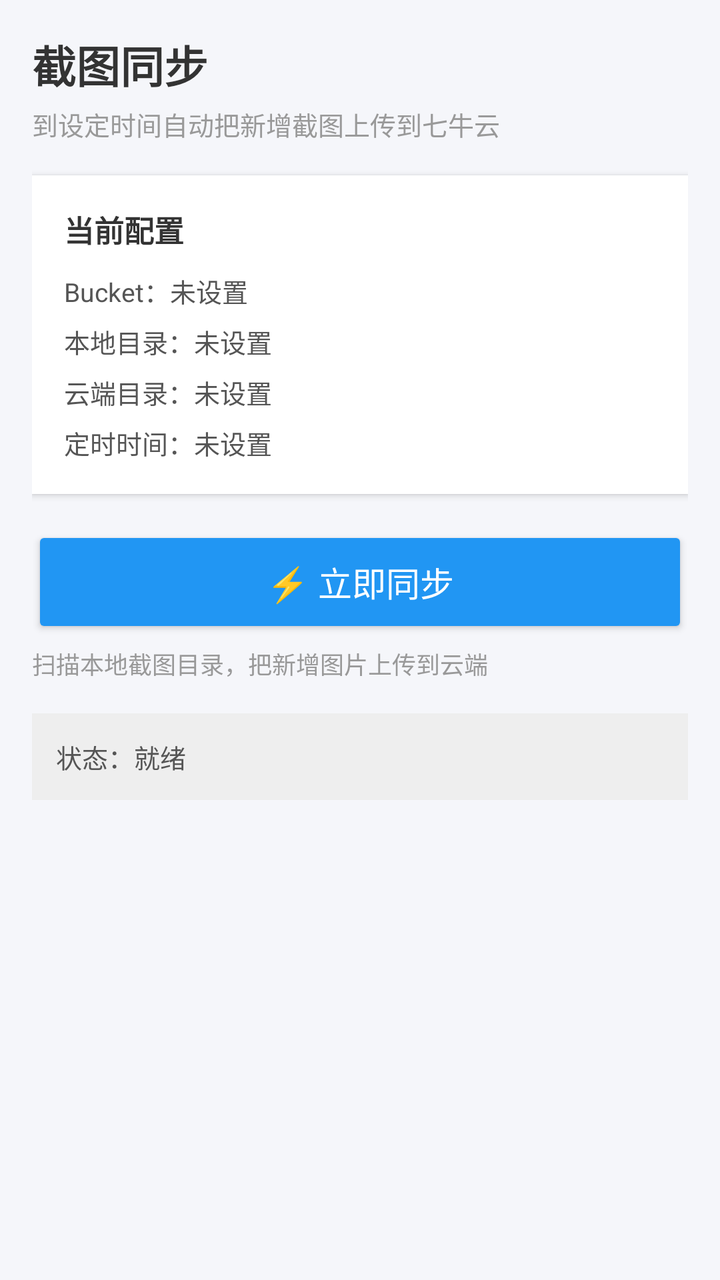
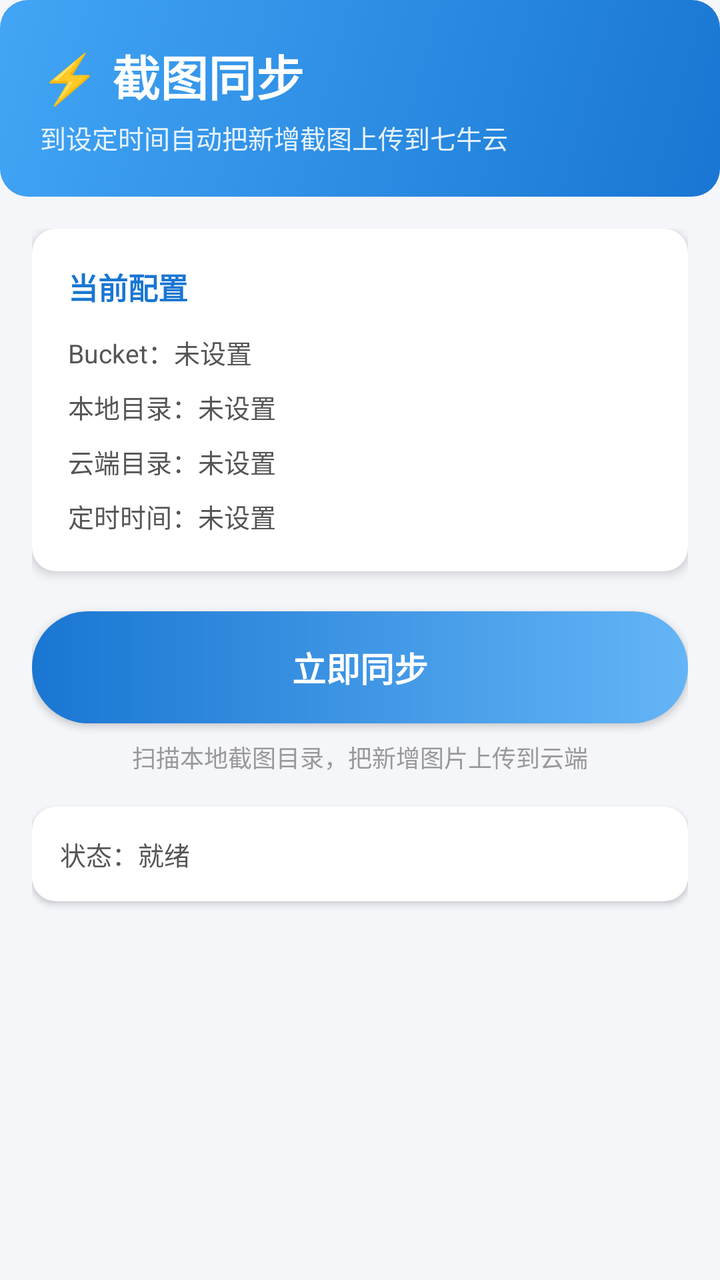

Screens rendered from an Android XML layout before and after an edit, with the pre-edit source and the edit as a unified diff.
<!-- AndroidManifest.xml: application theme Theme.AppCompat.Light.DarkActionBar -->
<!-- res/layout/fragment_sync.xml -->
<?xml version="1.0" encoding="utf-8"?>
<ScrollView xmlns:android="http://schemas.android.com/apk/res/android"
    android:layout_width="match_parent"
    android:layout_height="match_parent"
    android:background="#F5F6FA"
    android:fillViewport="true">

    <LinearLayout
        android:layout_width="match_parent"
        android:layout_height="wrap_content"
        android:orientation="vertical"
        android:padding="16dp">

        
        <TextView
            android:layout_width="match_parent"
            android:layout_height="wrap_content"
            android:text="截图同步"
            android:textSize="22sp"
            android:textStyle="bold"
            android:textColor="#333333"
            android:layout_marginBottom="4dp"/>

        <TextView
            android:layout_width="match_parent"
            android:layout_height="wrap_content"
            android:text="到设定时间自动把新增截图上传到七牛云"
            android:textSize="13sp"
            android:textColor="#999999"
            android:layout_marginBottom="16dp"/>

        
        <LinearLayout
            android:layout_width="match_parent"
            android:layout_height="wrap_content"
            android:orientation="vertical"
            android:background="@android:color/white"
            android:padding="16dp"
            android:elevation="2dp">

            <TextView
                android:layout_width="match_parent"
                android:layout_height="wrap_content"
                android:text="当前配置"
                android:textStyle="bold"
                android:textSize="15sp"
                android:textColor="#333333"
                android:layout_marginBottom="10dp"/>

            <TextView
                android:id="@+id/tv_sync_bucket"
                android:layout_width="match_parent"
                android:layout_height="wrap_content"
                android:text="Bucket：未设置"
                android:textSize="13sp"
                android:textColor="#555555"
                android:layout_marginBottom="6dp"/>

            <TextView
                android:id="@+id/tv_sync_dirs"
                android:layout_width="match_parent"
                android:layout_height="wrap_content"
                android:text="本地目录：未设置"
                android:textSize="13sp"
                android:textColor="#555555"
                android:layout_marginBottom="6dp"/>

            <TextView
                android:id="@+id/tv_sync_cloud"
                android:layout_width="match_parent"
                android:layout_height="wrap_content"
                android:text="云端目录：未设置"
                android:textSize="13sp"
                android:textColor="#555555"
                android:layout_marginBottom="6dp"/>

            <TextView
                android:id="@+id/tv_sync_times"
                android:layout_width="match_parent"
                android:layout_height="wrap_content"
                android:text="定时时间：未设置"
                android:textSize="13sp"
                android:textColor="#555555"/>
        </LinearLayout>

        
        <Button
            android:id="@+id/btn_sync_now"
            android:layout_width="match_parent"
            android:layout_height="56dp"
            android:text="⚡ 立即同步"
            android:textSize="17sp"
            android:layout_marginTop="16dp"
            android:backgroundTint="#2196F3"
            android:textColor="@android:color/white"/>

        <TextView
            android:layout_width="match_parent"
            android:layout_height="wrap_content"
            android:text="扫描本地截图目录，把新增图片上传到云端"
            android:textSize="12sp"
            android:textColor="#999999"
            android:layout_marginTop="4dp"/>

        
        <TextView
            android:id="@+id/tv_sync_status"
            android:layout_width="match_parent"
            android:layout_height="wrap_content"
            android:text="状态：就绪"
            android:layout_marginTop="16dp"
            android:padding="12dp"
            android:background="#EEEEEE"
            android:textSize="13sp"
            android:textColor="#555555"/>

        
        <TextView
            android:id="@+id/tv_sync_hint"
            android:layout_width="match_parent"
            android:layout_height="wrap_content"
            android:text="⚠️ 尚未完成配置，请先到「设置」填写七牛云账号与目录"
            android:layout_marginTop="12dp"
            android:padding="12dp"
            android:background="#FFF3E0"
            android:textSize="13sp"
            android:textColor="#E65100"
            android:visibility="gone"/>

    </LinearLayout>
</ScrollView>
<!-- resources referenced by this layout -->
<resources>

</resources>

<!-- the commit's change to res/layout/fragment_sync.xml (unified diff, before → after) -->
@@ -1,131 +1,156 @@
 <?xml version="1.0" encoding="utf-8"?>
-<ScrollView xmlns:android="http://schemas.android.com/apk/res/android"
+<LinearLayout xmlns:android="http://schemas.android.com/apk/res/android"
     android:layout_width="match_parent"
     android:layout_height="match_parent"
-    android:background="#F5F6FA"
-    android:fillViewport="true">
+    android:orientation="vertical"
+    android:background="#F5F6FA">
 
+    
     <LinearLayout
         android:layout_width="match_parent"
         android:layout_height="wrap_content"
         android:orientation="vertical"
-        android:padding="16dp">
+        android:background="@drawable/bg_gradient_header"
+        android:padding="20dp"
+        android:paddingTop="22dp"
+        android:paddingBottom="28dp">
 
-        
         <TextView
             android:layout_width="match_parent"
             android:layout_height="wrap_content"
-            android:text="截图同步"
-            android:textSize="22sp"
+            android:text="⚡ 截图同步"
+            android:textSize="24sp"
             android:textStyle="bold"
-            android:textColor="#333333"
-            android:layout_marginBottom="4dp"/>
+            android:textColor="@android:color/white"/>
 
         <TextView
             android:layout_width="match_parent"
             android:layout_height="wrap_content"
             android:text="到设定时间自动把新增截图上传到七牛云"
             android:textSize="13sp"
-            android:textColor="#999999"
-            android:layout_marginBottom="16dp"/>
+            android:textColor="#E3F2FD"
+            android:layout_marginTop="4dp"/>
+    </LinearLayout>
 
-        
+    <ScrollView
+        android:layout_width="match_parent"
+        android:layout_height="0dp"
+        android:layout_weight="1"
+        android:fillViewport="true">
+
         <LinearLayout
             android:layout_width="match_parent"
             android:layout_height="wrap_content"
             android:orientation="vertical"
-            android:background="@android:color/white"
-            android:padding="16dp"
-            android:elevation="2dp">
+            android:padding="16dp">
+
+            
+            <LinearLayout
+                android:layout_width="match_parent"
+                android:layout_height="wrap_content"
+                android:orientation="vertical"
+                android:background="@drawable/bg_card_round"
+                android:padding="18dp"
+                android:elevation="3dp">
+
+                <TextView
+                    android:layout_width="match_parent"
+                    android:layout_height="wrap_content"
+                    android:text="当前配置"
+                    android:textStyle="bold"
+                    android:textSize="15sp"
+                    android:textColor="#1976D2"
+                    android:layout_marginBottom="12dp"/>
+
+                <TextView
+                    android:id="@+id/tv_sync_bucket"
+                    android:layout_width="match_parent"
+                    android:layout_height="wrap_content"
+                    android:text="Bucket：未设置"
+                    android:textSize="13sp"
+                    android:textColor="#555555"
+                    android:drawablePadding="8dp"
+                    android:layout_marginBottom="8dp"/>
+
+                <TextView
+                    android:id="@+id/tv_sync_dirs"
+                    android:layout_width="match_parent"
+                    android:layout_height="wrap_content"
+                    android:text="本地目录：未设置"
+                    android:textSize="13sp"
+                    android:textColor="#555555"
+                    android:layout_marginBottom="8dp"/>
+
+                <TextView
+                    android:id="@+id/tv_sync_cloud"
+                    android:layout_width="match_parent"
+                    android:layout_height="wrap_content"
+                    android:text="云端目录：未设置"
+                    android:textSize="13sp"
+                    android:textColor="#555555"
+                    android:layout_marginBottom="8dp"/>
+
+                <TextView
+                    android:id="@+id/tv_sync_times"
+                    android:layout_width="match_parent"
+                    android:layout_height="wrap_content"
+                    android:text="定时时间：未设置"
+                    android:textSize="13sp"
+                    android:textColor="#555555"/>
+            </LinearLayout>
+
+            
+            <Button
+                android:id="@+id/btn_sync_now"
+                android:layout_width="match_parent"
+                android:layout_height="56dp"
+                android:text="立即同步"
+                android:textSize="17sp"
+                android:textStyle="bold"
+                android:textColor="@android:color/white"
+                android:layout_marginTop="20dp"
+                android:background="@drawable/bg_btn_gradient"/>
 
             <TextView
                 android:layout_width="match_parent"
                 android:layout_height="wrap_content"
-                android:text="当前配置"
-                android:textStyle="bold"
-                android:textSize="15sp"
-                android:textColor="#333333"
-                android:layout_marginBottom="10dp"/>
+                android:text="扫描本地截图目录，把新增图片上传到云端"
+                android:textSize="12sp"
+                android:textColor="#999999"
+                android:gravity="center"
+                android:layout_marginTop="8dp"/>
 
-            <TextView
-                android:id="@+id/tv_sync_bucket"
+            
+            <LinearLayout
                 android:layout_width="match_parent"
                 android:layout_height="wrap_content"
-                android:text="Bucket：未设置"
-                android:textSize="13sp"
-                android:textColor="#555555"
-                android:layout_marginBottom="6dp"/>
+                android:orientation="vertical"
+                android:background="@drawable/bg_card_round"
+                android:padding="14dp"
+                android:elevation="2dp"
+                android:layout_marginTop="16dp">
 
+                <TextView
+                    android:id="@+id/tv_sync_status"
+                    android:layout_width="match_parent"
+                    android:layout_height="wrap_content"
+                    android:text="状态：就绪"
+                    android:textSize="13sp"
+                    android:textColor="#555555"/>
+            </LinearLayout>
+
+            
             <TextView
-                android:id="@+id/tv_sync_dirs"
+                android:id="@+id/tv_sync_hint"
                 android:layout_width="match_parent"
                 android:layout_height="wrap_content"
-                android:text="本地目录：未设置"
+                android:text="⚠️ 尚未完成配置，请先到「设置」填写七牛云账号与目录"
+                android:layout_marginTop="12dp"
+                android:padding="14dp"
+                android:background="#FFF3E0"
                 android:textSize="13sp"
-                android:textColor="#555555"
-                android:layout_marginBottom="6dp"/>
-
-            <TextView
-                android:id="@+id/tv_sync_cloud"
-                android:layout_width="match_parent"
-                android:layout_height="wrap_content"
-                android:text="云端目录：未设置"
-                android:textSize="13sp"
-                android:textColor="#555555"
-                android:layout_marginBottom="6dp"/>
-
-            <TextView
-                android:id="@+id/tv_sync_times"
-                android:layout_width="match_parent"
-                android:layout_height="wrap_content"
-                android:text="定时时间：未设置"
-                android:textSize="13sp"
-                android:textColor="#555555"/>
+                android:textColor="#E65100"
+                android:visibility="gone"/>
         </LinearLayout>
-
-        
-        <Button
-            android:id="@+id/btn_sync_now"
-            android:layout_width="match_parent"
-            android:layout_height="56dp"
-            android:text="⚡ 立即同步"
-            android:textSize="17sp"
-            android:layout_marginTop="16dp"
-            android:backgroundTint="#2196F3"
-            android:textColor="@android:color/white"/>
-
-        <TextView
-            android:layout_width="match_parent"
-            android:layout_height="wrap_content"
-            android:text="扫描本地截图目录，把新增图片上传到云端"
-            android:textSize="12sp"
-            android:textColor="#999999"
-            android:layout_marginTop="4dp"/>
-
-        
-        <TextView
-            android:id="@+id/tv_sync_status"
-            android:layout_width="match_parent"
-            android:layout_height="wrap_content"
-            android:text="状态：就绪"
-            android:layout_marginTop="16dp"
-            android:padding="12dp"
-            android:background="#EEEEEE"
-            android:textSize="13sp"
-            android:textColor="#555555"/>
-
-        
-        <TextView
-            android:id="@+id/tv_sync_hint"
-            android:layout_width="match_parent"
-            android:layout_height="wrap_content"
-            android:text="⚠️ 尚未完成配置，请先到「设置」填写七牛云账号与目录"
-            android:layout_marginTop="12dp"
-            android:padding="12dp"
-            android:background="#FFF3E0"
-            android:textSize="13sp"
-            android:textColor="#E65100"
-            android:visibility="gone"/>
-
-    </LinearLayout>
-</ScrollView>
+    </ScrollView>
+</LinearLayout>
<!-- resource entries referenced after the edit -->
@@ -1,5 +1,31 @@
 <!-- resources referenced by this layout -->
 <resources>
-
+  <!-- drawable bg_btn_gradient (drawable) -->
+  <?xml version="1.0" encoding="utf-8"?>
+  <shape xmlns:android="http://schemas.android.com/apk/res/android"
+      android:shape="rectangle">
+      <gradient
+          android:startColor="#1976D2"
+          android:endColor="#64B5F6"
+          android:angle="0"/>
+      <corners android:radius="28dp"/>
+  </shape>
+  <!-- drawable bg_card_round (drawable) -->
+  <?xml version="1.0" encoding="utf-8"?>
+  <shape xmlns:android="http://schemas.android.com/apk/res/android"
+      android:shape="rectangle">
+      <solid android:color="@android:color/white"/>
+      <corners android:radius="12dp"/>
+  </shape>
+  <!-- drawable bg_gradient_header (drawable) -->
+  <?xml version="1.0" encoding="utf-8"?>
+  <shape xmlns:android="http://schemas.android.com/apk/res/android"
+      android:shape="rectangle">
+      <gradient
+          android:startColor="#1976D2"
+          android:endColor="#42A5F5"
+          android:angle="135"/>
+      <corners android:radius="14dp"/>
+  </shape>
 </resources>
 
